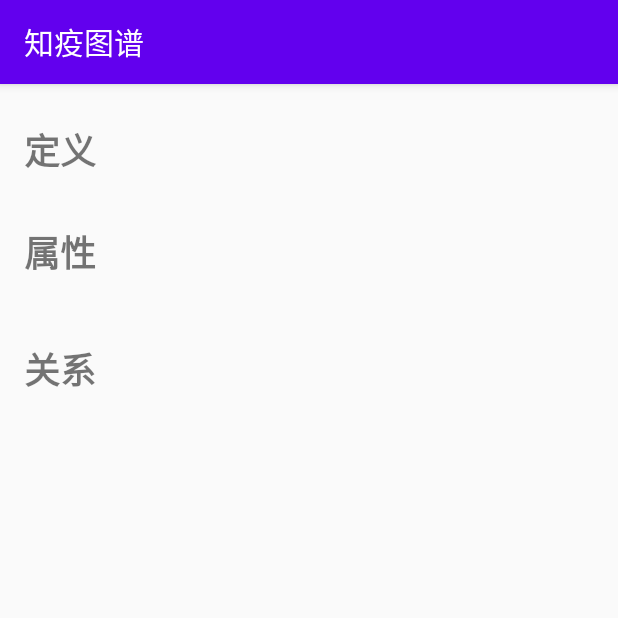
After one commit to zhanghx0905/QUBYNews, an Android app: the KGActivity screen opened directly, with no data from a screen before it, on a phone screen of 412 x 824 dp, the top half of it. The commit adds this screen. Run offline under Robolectric (Android 15) with nearby library versions, the phone set to English and light mode, and no system bars; libraries missing offline, so code that uses them is left out: com.github.kittinunf.fuel, com.github.kittinunf.result, org.jetbrains.anko.

Commit message:
完成图谱搜索

```diff
--- a/app/build.gradle
+++ b/app/build.gradle
@@ -58,4 +58,5 @@ dependencies {
     implementation 'pl.droidsonroids.gif:android-gif-drawable:1.2.17'
     implementation 'cn.jzvd:jiaozivideoplayer:7.0.5'
     implementation 'com.github.PhilJay:MPAndroidChart:v3.1.0'
+    implementation 'org.jetbrains.anko:anko-common:0.10.8'
 }
--- a/app/src/main/AndroidManifest.xml
+++ b/app/src/main/AndroidManifest.xml
@@ -20,8 +20,10 @@
         android:roundIcon="@mipmap/ic_launcher_round"
         android:supportsRtl="true"
         android:theme="@style/AppTheme">
-        <activity android:name=".InfectedActivity"></activity>
-        <activity android:name=".NewsActivity" />
+        <activity android:name=".KGActivity"></activity>
+        <activity android:name=".ScholarActivity" />
+        <activity android:name=".InfectedActivity" />
+        <activity android:name=".DetailsActivity" />
         <activity android:name=".SearchActivity" />
         <activity
             android:name=".ListActivity"
--- a/app/src/main/java/com/java/zhanghx/InfectedActivity.kt
+++ b/app/src/main/java/com/java/zhanghx/InfectedActivity.kt
@@ -43,7 +43,7 @@ data class Country(
 )
 
 private val countries = TreeMap<String, Country>()
-private val url = "https://covid-dashboard.aminer.cn/api/dist/epidemic.json"
+private const val url = "https://covid-dashboard.aminer.cn/api/dist/epidemic.json"
 
 
 private fun processData(address: String, data: InfectedData) {
@@ -217,7 +217,6 @@ class InfectedActivity : AppCompatActivity() {
     override fun onCreate(savedInstanceState: Bundle?) {
         super.onCreate(savedInstanceState)
         setContentView(R.layout.activity_infected)
-
         supportActionBar?.let {
             it.title = "实时疫情数据"
         }
--- /dev/null
+++ b/app/src/main/java/com/java/zhanghx/KGActivity.kt
@@ -0,0 +1,121 @@
+package com.java.zhanghx
+
+import android.app.AlertDialog
+import android.graphics.BitmapFactory
+import android.os.Bundle
+import android.view.View
+import android.widget.ArrayAdapter
+import android.widget.Spinner
+import android.widget.Toast
+import androidx.appcompat.app.AppCompatActivity
+import com.github.kittinunf.fuel.httpGet
+import com.github.kittinunf.result.map
+import kotlinx.android.synthetic.main.activity_kg.*
+import org.jetbrains.anko.doAsync
+import org.json.JSONObject
+
+private val BASE_URL = "https://innovaapi.aminer.cn/covid/api/v1/pneumonia/entityquery?entity="
+
+data class Relation(
+    val relation: String,
+    val label: String,
+    val forward: Boolean
+)
+
+data class Entity(
+    var label: String = "",
+    var info: String = "",
+    val Properties: ArrayList<String> = ArrayList(),
+    val Relations: ArrayList<Relation> = ArrayList(),
+    var img_url: String = ""
+)
+
+class KGActivity : AppCompatActivity() {
+    private val entity = Entity()
+
+    override fun onCreate(savedInstanceState: Bundle?) {
+        super.onCreate(savedInstanceState)
+        setContentView(R.layout.activity_kg)
+        supportActionBar?.title = "知疫图谱"
+        val keywords = intent.getStringExtra("keywords")
+        keywords?.let { initData(it) }
+    }
+
+    private fun initData(keywords: String) {
+        val url = BASE_URL + keywords
+        url.httpGet().responseString() { request, response, result ->
+            val rawStr = result.get()
+            val jsonObject = JSONObject(rawStr)
+            val dataArray = jsonObject.getJSONArray("data")
+            val entities = ArrayList<String>()
+            for (i in 0 until dataArray.length()) {
+                entities.add(dataArray.getJSONObject(i).getString("label"))
+            }
+            if (entities.isEmpty()) {
+                Toast.makeText(this, "没有相关结果！", Toast.LENGTH_SHORT).show()
+                finish()
+            } else {
+                val builder = AlertDialog.Builder(this)
+                val spinner = Spinner(this)
+                spinner.adapter = ArrayAdapter(
+                    this,
+                    android.R.layout.simple_list_item_1,
+                    entities
+                )
+                builder.setTitle("请选择您想查询的实体:")
+                builder.setView(spinner)  // 主要工作都在这个匿名函数内完成
+                    .setPositiveButton("确定") { _, _ ->
+                        val idx = spinner.selectedItemPosition
+                        val infoJson = dataArray.getJSONObject(idx)
+                        initEntity(infoJson)
+                        supportActionBar?.title = entity.label
+                        setView()
+                    }
+                builder.create().show()
+            }
+        }
+    }
+
+    private fun initEntity(infoJson: JSONObject) {
+        entity.label = infoJson.getString("label")
+        entity.img_url = infoJson.getString("img")
+        val info = infoJson.getJSONObject("abstractInfo")
+        entity.info = info.getString("enwiki") + info.getString("baidu") + info.getString("zhwiki")
+        val covidInfo = info.getJSONObject("COVID")
+        val properties = covidInfo.getJSONObject("properties")
+        for (key in properties.keys()) {
+            entity.Properties.add("$key: ${properties[key]}")
+        }
+        val relations = covidInfo.getJSONArray("relations")
+        for (i in 0 until relations.length()) {
+            val relation = relations.getJSONObject(i)
+            val tmp = Relation(
+                relation.getString("relation"),
+                relation.getString("label"),
+                relation.getBoolean("forward")
+            )
+            entity.Relations.add(tmp)
+        }
+    }
+
+    private fun setView() {
+        doAsync {
+            entity.img_url.httpGet().response { _, _, result ->
+                result.map {
+                    val tmp = BitmapFactory.decodeByteArray(it, 0, it.size)
+                    imageView.setImageBitmap(tmp)
+                    imageView.visibility = View.VISIBLE
+                }
+            }
+        }
+        infoTextView.text = entity.info.toArticle()
+        propertyTextView.text = entity.Properties.joinToString("\n").toArticle()
+        val relations = ArrayList<String>()
+        for (relation in entity.Relations) {
+            if (relation.forward)
+                relations.add("${entity.label} --- ${relation.relation} --> ${relation.label}")
+            else relations.add("${entity.label} <-- ${relation.relation} --- ${relation.label}")
+        }
+        relationTextView.text = relations.joinToString("\n")
+    }
+}
--- /dev/null
+++ b/app/src/main/java/com/java/zhanghx/Util.kt
@@ -0,0 +1,6 @@
+package com.java.zhanghx
+
+fun String.toArticle(): String =
+    this.split('\n')
+        .map { if (it.trimStart() == it) "\u3000\u3000$it" else it } // 开头没有空格的话就加两个中文空格
+        .joinToString("\n\n", postfix = "\n\n") // 每段结尾(包括最后一段)加两个换行
--- a/app/src/main/res/layout/activity_news.xml
+++ b/app/src/main/res/layout/activity_details.xml
@@ -12,7 +12,6 @@
         android:id="@+id/newsToolbar"
         android:layout_width="match_parent"
         android:layout_height="wrap_content"
-        android:background="?attr/colorPrimary"
         android:minHeight="?attr/actionBarSize"
         android:theme="?attr/actionBarTheme" />
 
--- a/app/src/main/res/layout/activity_infected.xml
+++ b/app/src/main/res/layout/activity_infected.xml
@@ -5,6 +5,7 @@
     android:orientation="vertical"
     android:layout_width="match_parent"
     android:layout_height="match_parent"
+    android:theme="@style/AppTheme.NoActionBar"
     tools:context=".InfectedActivity">
 
     <LinearLayout
--- /dev/null
+++ b/app/src/main/res/layout/activity_kg.xml
@@ -0,0 +1,78 @@
+<?xml version="1.0" encoding="utf-8"?>
+<ScrollView xmlns:android="http://schemas.android.com/apk/res/android"
+    xmlns:app="http://schemas.android.com/apk/res-auto"
+    xmlns:tools="http://schemas.android.com/tools"
+    android:layout_width="match_parent"
+    android:layout_height="match_parent"
+    tools:context="com.java.zhanghx.KGActivity">
+
+    <LinearLayout
+        android:layout_width="match_parent"
+        android:layout_height="wrap_content"
+        android:layout_marginStart="16dp"
+        android:layout_marginTop="16dp"
+        android:layout_marginEnd="16dp"
+        android:layout_marginBottom="16dp"
+        android:gravity="center"
+        android:orientation="vertical"
+        app:layout_constraintEnd_toEndOf="parent"
+        app:layout_constraintStart_toStartOf="parent"
+        tools:layout_editor_absoluteY="1dp">
+
+        <TextView
+            android:layout_width="match_parent"
+            android:layout_height="wrap_content"
+            android:layout_marginTop="10dp"
+            android:fontFamily="sans-serif-black"
+            android:text="定义"
+            android:textSize="24sp" />
+
+        <TextView
+            android:id="@+id/infoTextView"
+            android:layout_width="match_parent"
+            android:layout_height="wrap_content"
+            android:layout_marginTop="10dp"
+            android:fontFamily="sans-serif-medium"
+            android:textSize="16sp" />
+
+
+        <ImageView
+            android:id="@+id/imageView"
+            android:layout_width="wrap_content"
+            android:layout_height="wrap_content"
+            android:contentDescription="实体图像"
+            android:visibility="gone"
+            app:srcCompat="@drawable/loading" />
+
+        <TextView
+            android:id="@+id/textView3"
+            android:layout_width="match_parent"
+            android:layout_height="wrap_content"
+            android:fontFamily="sans-serif-black"
+            android:text="属性"
+            android:textSize="24sp" />
+
+        <TextView
+            android:id="@+id/propertyTextView"
+            android:layout_width="match_parent"
+            android:layout_height="wrap_content"
+            android:layout_marginTop="10dp"
+            android:fontFamily="sans-serif-medium"
+            android:textSize="16sp" />
+
+        <TextView
+            android:id="@+id/textView5"
+            android:layout_width="match_parent"
+            android:layout_height="wrap_content"
+            android:layout_marginTop="10dp"
+            android:fontFamily="sans-serif-black"
+            android:text="关系"
+            android:textSize="24sp" />
+
+        <TextView
+            android:id="@+id/relationTextView"
+            android:layout_width="match_parent"
+            android:layout_marginTop="10dp"
+            android:layout_height="wrap_content" />
+    </LinearLayout>
+</ScrollView>
--- a/app/src/main/res/layout/activity_list.xml
+++ b/app/src/main/res/layout/activity_list.xml
@@ -19,7 +19,7 @@
             android:id="@+id/newsToolbar"
             android:layout_width="match_parent"
             android:layout_height="?attr/actionBarSize"
-            app:title="@string/list_title"/>
+            app:title="@string/list_title" />
 
         <com.marshalchen.ultimaterecyclerview.UltimateRecyclerView
             android:id="@+id/newsList"
```
Also changed, not shown: app/src/main/java/com/java/zhanghx/DetailsActivity.kt (renamed from app/src/main/java/com/java/zhanghx/NewsActivity.kt, +2 -6 lines), app/src/main/java/com/java/zhanghx/ListActivity.kt (+13 -2 lines), app/src/main/java/com/java/zhanghx/ScholarActivity.kt (added, +12 -0 lines), app/src/main/java/com/java/zhanghx/SearchActivity.kt (+6 -7 lines), app/src/main/res/layout/activity_scholar.xml (added, +15 -0 lines), app/src/main/res/layout/activity_search.xml (+7 -0 lines), app/src/main/res/menu/nav_menu.xml (+28 -19 lines), 1 other file.
